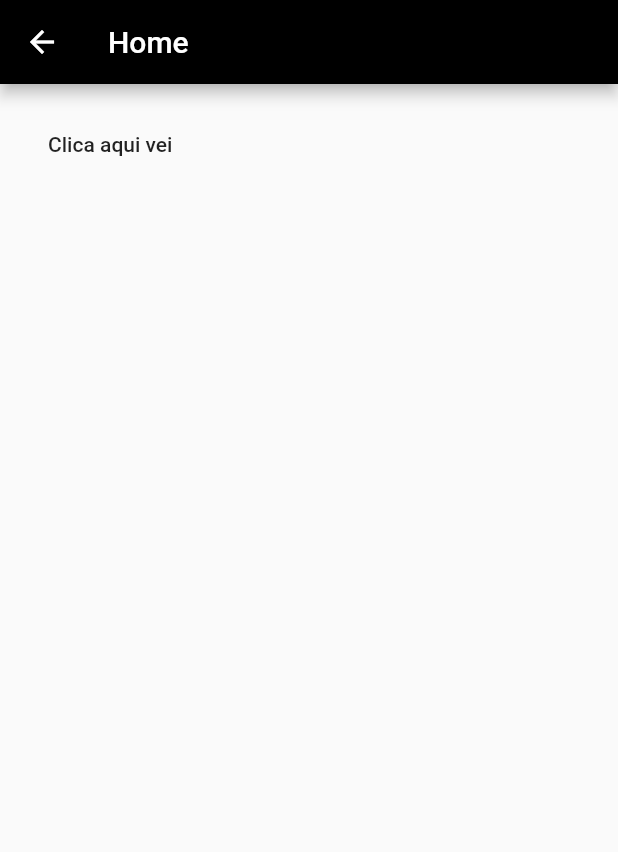
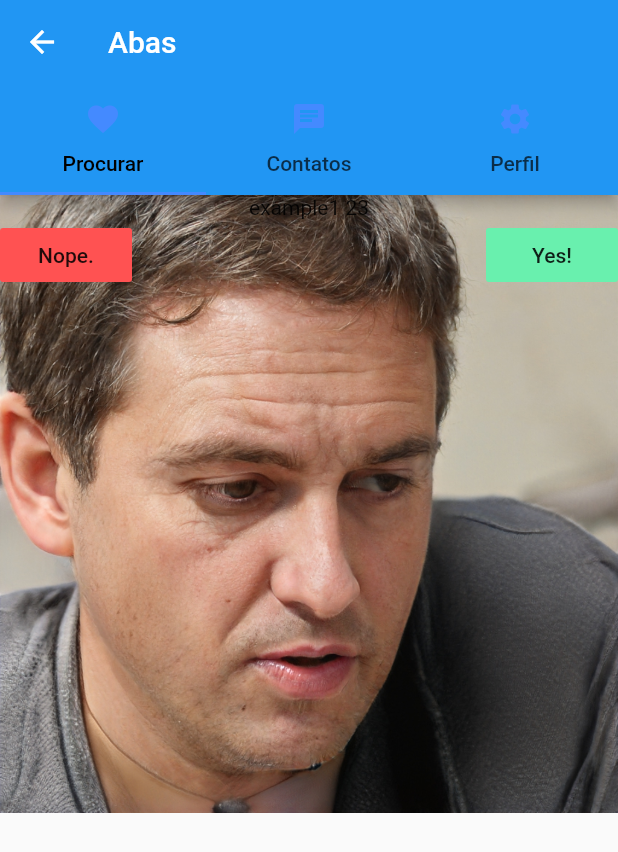
Before and after one commit to NegoPrograma/gamer-tinder, a Flutter app: the Home screen opened directly, on a phone screen of 412 x 824 dp. Shown: the top 852 px of the screen. Run offline on Flutter 3.47's test engine with Material 2 defaults, Android fonts, the phone set to English and light mode, and no system bars; our stand-ins replace cloud_firestore, firebase_auth, firebase_core, flutter_signin_button, google_sign_in; missing offline and left inert: tabbar; accounts and stored records are empty; network calls fail.

Commit message:
google account integration is completed. procceding to UI basic design

````diff
--- /dev/null
+++ b/lib/classes/User.dart
@@ -0,0 +1,5 @@
+class User {
+  String name;
+  int age;
+
+}
--- a/lib/home.dart
+++ b/lib/home.dart
@@ -6,34 +6,72 @@ import 'package:flutter/material.dart';
 import 'package:firebase_core/firebase_core.dart';
 import 'package:firebase_auth/firebase_auth.dart';
 import 'package:gamer_tinder/register.dart';
+import 'tabs/contacts.dart';
+import 'tabs/matches.dart';
+import 'tabs/profile.dart';
 
 class Home extends StatefulWidget {
-  /**
-   * Setting Home UI variables
-   */
-
-  String user = "Clica aqui vei";
   @override
   _HomeState createState() => _HomeState();
 }
 
-class _HomeState extends State<Home> {
-  void showUser() {
-    setState(() => widget.user =
-        "Bem vindo, dono do email:" + FirebaseAuth.instance.currentUser.email);
+class _HomeState extends State<Home>
+    with SingleTickerProviderStateMixin {
+
+  TabController _tabController;
+
+  @override
+  void initState() {
+    super.initState();
+
+    _tabController = TabController(
+        length: 3,
+        vsync: this,
+      initialIndex: 0
+    );
+
+  }
+
+  @override
+  void dispose() {
+
+    super.dispose();
+    _tabController.dispose();
+
   }
 
   @override
   Widget build(BuildContext context) {
     return Scaffold(
-      appBar: AppBar(title: Text("Home"),backgroundColor: Colors.black,),
-      body: Container(
-        padding: EdgeInsets.all(16),
-        child: Column(
-          children: [
-            FlatButton(onPressed: () => showUser(), child: Text(widget.user))
+      appBar:  AppBar(
+        title: Text("Abas"),
+        bottom: TabBar(
+          indicatorColor: Colors.blueAccent,
+          labelColor: Colors.black,
+          controller: _tabController,
+          tabs: <Widget>[
+            Tab(
+              text: "Procurar",
+              icon: Icon(Icons.favorite,color: Colors.blueAccent,),
+            ),
+            Tab(
+              text: "Contatos",
+              icon: Icon(Icons.chat,color: Colors.blueAccent,),
+            ),
+            Tab(
+              text: "Perfil",
+              icon: Icon(Icons.settings,color: Colors.blueAccent,),
+            ),
           ],
         ),
+      ),
+      body: TabBarView(
+        controller: _tabController,
+        children: <Widget>[
+          MatchTab(),
+          Text("uai"),//Contacts(),
+          ProfileTab(),//Profile()
+        ],
       ),
     );
   }
--- /dev/null
+++ b/lib/tabs/matches.dart
@@ -0,0 +1,101 @@
+// Copyright 2020, the Chromium project authors.  Please see the AUTHORS file
+// for details. All rights reserved. Use of this source code is governed by a
+// BSD-style license that can be found in the LICENSE file.
+
+import 'package:flutter/material.dart';
+import 'package:firebase_core/firebase_core.dart';
+import 'package:firebase_auth/firebase_auth.dart';
+import 'package:gamer_tinder/register.dart';
+
+class MatchTab extends StatefulWidget {
+  @override
+  _MatchTabState createState() => _MatchTabState();
+}
+
+class _MatchTabState extends State<MatchTab> {
+  String name;
+  int age;
+  String photo;
+  int index = 0;
+  List<Map> users = [
+    {
+      "name": "example1",
+      "photo": "assets/example1.jpeg",
+      "age": 23,
+    },
+    {
+      "name": "example2",
+      "photo": "assets/example2.jpeg",
+      "age": 23,
+    },
+    {
+      "name": "example3",
+      "photo": "assets/example3.jpeg",
+      "age": 23,
+    },
+    {
+      "name": "example4",
+      "photo": "assets/example4.jpeg",
+      "age": 23,
+    },
+    {
+      "name": "example5",
+      "photo": "assets/example5.jpeg",
+      "age": 23,
+    },
+  ];
+
+  @override
+  void initState() {
+    // TODO: implement initState
+    super.initState();
+    setState(() {
+      photo = users[index]["photo"];
+      name = users[index]["name"];
+      age = users[index]["age"];
+    });
+  }
+
+  void callNextUser() {
+    index++;
+    setState(() {
+      photo = users[index]["photo"];
+      name = users[index]["name"];
+      age = users[index]["age"];
+    });
+  }
+
+  Widget build(BuildContext context) {
+    return Container(
+      child: Stack(
+        children: [
+          Image(
+            image: AssetImage(photo),
+          ),
+          Column(
+            children: [
+              Text(
+                name + " " + age.toString(),
+              ),
+              Row(
+                mainAxisAlignment: MainAxisAlignment.spaceBetween,
+                children: [
+                  FlatButton(
+                    color: Colors.redAccent,
+                    child: Text("Nope."),
+                    onPressed: () => callNextUser(),
+                  ),
+                  FlatButton(
+                    color: Colors.greenAccent,
+                    child: Text("Yes!"),
+                    onPressed: () => callNextUser(),
+                  ),
+                ],
+              )
+            ],
+          ),
+        ],
+      ),
+    );
+  }
+}
--- /dev/null
+++ b/lib/tabs/tabexample.dart
@@ -0,0 +1,88 @@
+
+Abaixo, um exemplo de como utilizar abas em flutter
+
+>começamos colocando um widget TabBar no atributo bottom de um appbar.
+>esse atributo possui um parametro chamado tabs, que espera um vetor de widgets
+do tipo tab.
+
+>no body, utilizamos agora o TabBarView, que assim como um column possui um parametro children com o conteúdo de cada aba.
+>porém, é necessário um controlador pra dizer exatamente que conteúdo está ligado a cada aba.
+>o controlador das abas deve ser iniciado com alguns parametros: length, a quantidade de abas e o vsync.
+>o vsync pelo o que eu entendi depois de pesquisar serve pra auxiliar na animação de transição entre as abas, ele diz que alguma tela deveria ficar responsavel por isso e atualizar a mesma. Como ele é um parâmetro que exige um tickerprovider, é necessário utilizarmos o mixin singletickerproviderstatemixin .
+>E como a classe que recebe esse ticker é a mesma onde ele está inserido, basta dizer que o listener é this, similar aqueles event listeners em java.
+
+```
+import 'package:flutter/material.dart';
+import 'package:tabbar/PrimeiraPagina.dart';
+import 'package:tabbar/SegundaPagina.dart';
+import 'package:tabbar/TerceiraPagina.dart';
+
+void main() => runApp(MaterialApp(
+  home: Home(),
+));
+
+class Home extends StatefulWidget {
+  @override
+  _HomeState createState() => _HomeState();
+}
+
+class _HomeState extends State<Home>
+    with SingleTickerProviderStateMixin {
+
+  TabController _tabController;
+
+  @override
+  void initState() {
+    super.initState();
+
+    _tabController = TabController(
+        length: 3,
+        vsync: this,
+      initialIndex: 0
+    );
+
+  }
+
+  @override
+  void dispose() {
+
+    super.dispose();
+    _tabController.dispose();
+
+  }
+
+  @override
+  Widget build(BuildContext context) {
+    return Scaffold(
+      appBar: AppBar(
+        title: Text("Abas"),
+        bottom: TabBar(
+          controller: _tabController,
+          tabs: <Widget>[
+            Tab(
+              //text: "Home",
+              icon: Icon(Icons.home),
+            ),
+            Tab(
+              //text: "Email",
+              icon: Icon(Icons.email),
+            ),
+            Tab(
+              //text: "Conta",
+              icon: Icon(Icons.account_circle),
+            ),
+          ],
+        ),
+      ),
+      body: TabBarView(
+        controller: _tabController,
+        children: <Widget>[
+          PrimeiraPagina(),
+          SegundaPagina(),
+          TerceiraPagina()
+        ],
+      ),
+    );
+  }
+}
+```
--- a/pubspec.yaml
+++ b/pubspec.yaml
@@ -30,7 +30,7 @@ dependencies:
   cupertino_icons: ^1.0.0
   firebase_auth: ^0.18.2
   cloud_firestore: ^0.14.2
-  google_sign_in: "^4.5.1"
+  google_sign_in: ^4.5.1
   flutter_signin_button: ^1.1.0
 
 dev_dependencies:
````
Also changed, not shown: lib/login.dart (+6 -5 lines), assets/default.jpg (added), assets/example1.jpeg (added), assets/example2.jpeg (added), assets/example3.jpeg (added), assets/example4.jpeg (added), assets/example5.jpeg (added), lib/tabs/contacts.dart (added), lib/tabs/profile.dart (added), 2 other files.
